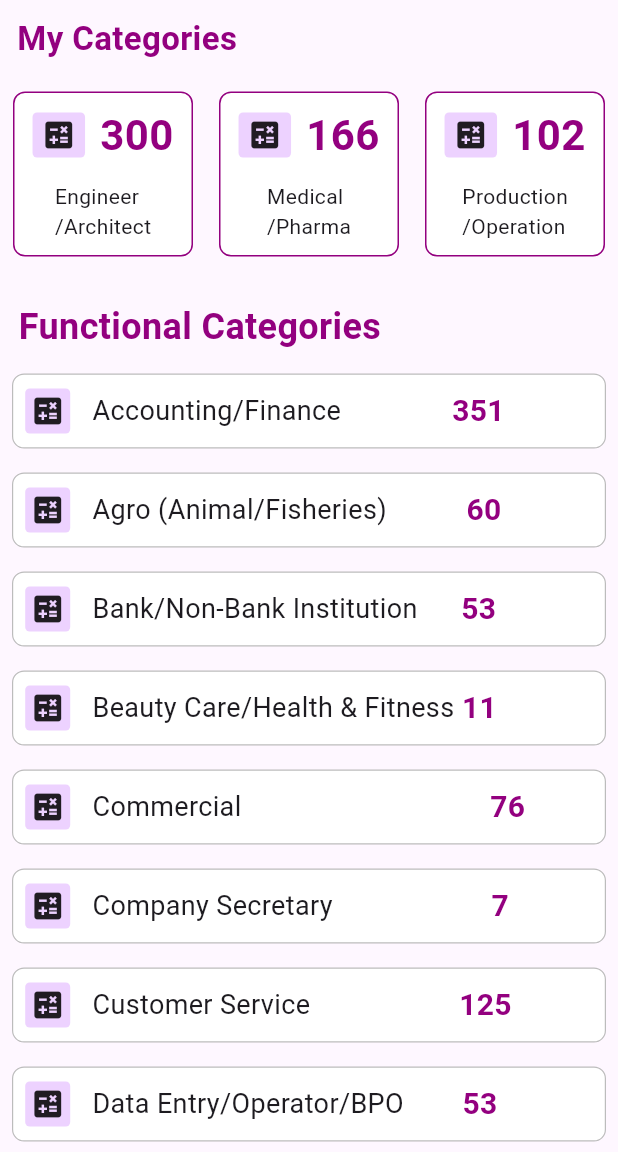
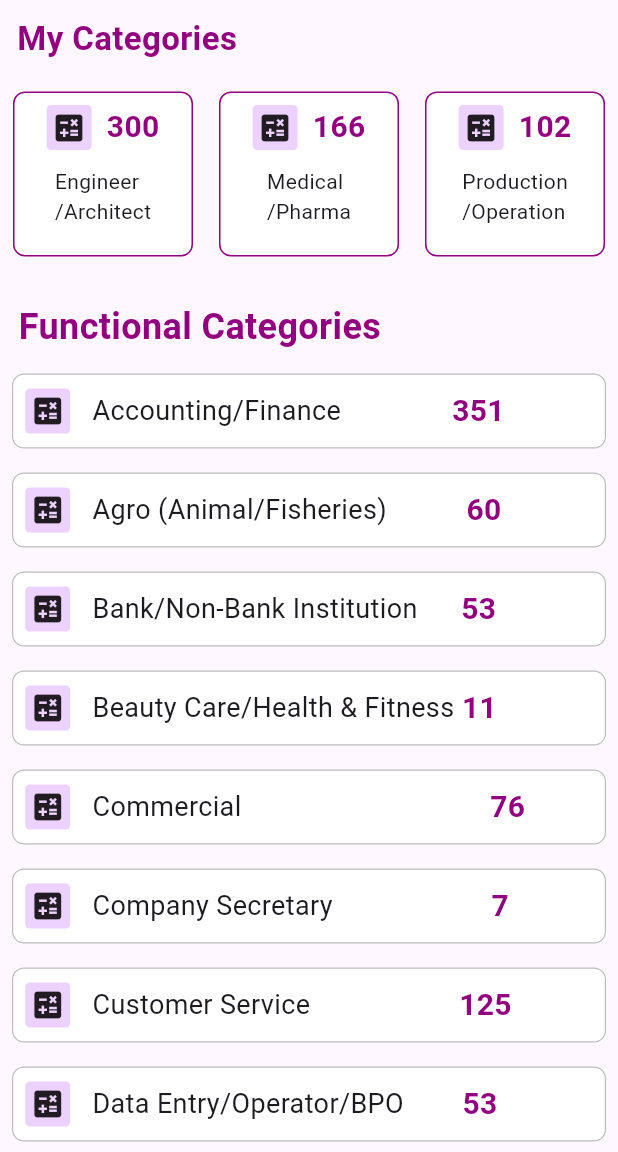
Before and after one commit to ArifHossain123/bd_job_categories, a Flutter app: the screen it shows after launch, on a phone screen of 412 x 824 dp, the part 84-1236 px from its top. Run offline on Flutter 3.47's test engine with Material 3 defaults, Android fonts, the phone set to English and light mode, and no system bars.

```diff
--- a/lib/main.dart
+++ b/lib/main.dart
@@ -82,7 +82,7 @@ class BdJobCategories extends StatelessWidget {
                           children: [
                             Container(
                               height: 30,
-                              width: 35,
+                              width: 30,
                               decoration: BoxDecoration(
                                 color: const Color.fromARGB(101, 210, 141, 255),
                                 borderRadius: BorderRadius.circular(3),
@@ -95,7 +95,7 @@ class BdJobCategories extends StatelessWidget {
                             const Text(
                               '300',
                               style: TextStyle(
-                                fontSize: 28,
+                                fontSize: 20,
                                 fontWeight: FontWeight.bold,
                                 color: Color.fromARGB(255, 147, 0, 127),
                               ),
@@ -137,7 +137,7 @@ class BdJobCategories extends StatelessWidget {
                           children: [
                             Container(
                               height: 30,
-                              width: 35,
+                              width: 30,
                               decoration: BoxDecoration(
                                 color: const Color.fromARGB(101, 210, 141, 255),
                                 borderRadius: BorderRadius.circular(3),
@@ -150,7 +150,7 @@ class BdJobCategories extends StatelessWidget {
                             const Text(
                               '166',
                               style: TextStyle(
-                                fontSize: 28,
+                                fontSize: 20,
                                 fontWeight: FontWeight.bold,
                                 color: Color.fromARGB(255, 147, 0, 127),
                               ),
@@ -192,7 +192,7 @@ class BdJobCategories extends StatelessWidget {
                           children: [
                             Container(
                               height: 30,
-                              width: 35,
+                              width: 30,
                               decoration: BoxDecoration(
                                 color: const Color.fromARGB(101, 210, 141, 255),
                                 borderRadius: BorderRadius.circular(3),
@@ -205,7 +205,7 @@ class BdJobCategories extends StatelessWidget {
                             const Text(
                               '102',
                               style: TextStyle(
-                                fontSize: 28,
+                                fontSize: 20,
                                 fontWeight: FontWeight.bold,
                                 color: Color.fromARGB(255, 147, 0, 127),
                               ),
```
